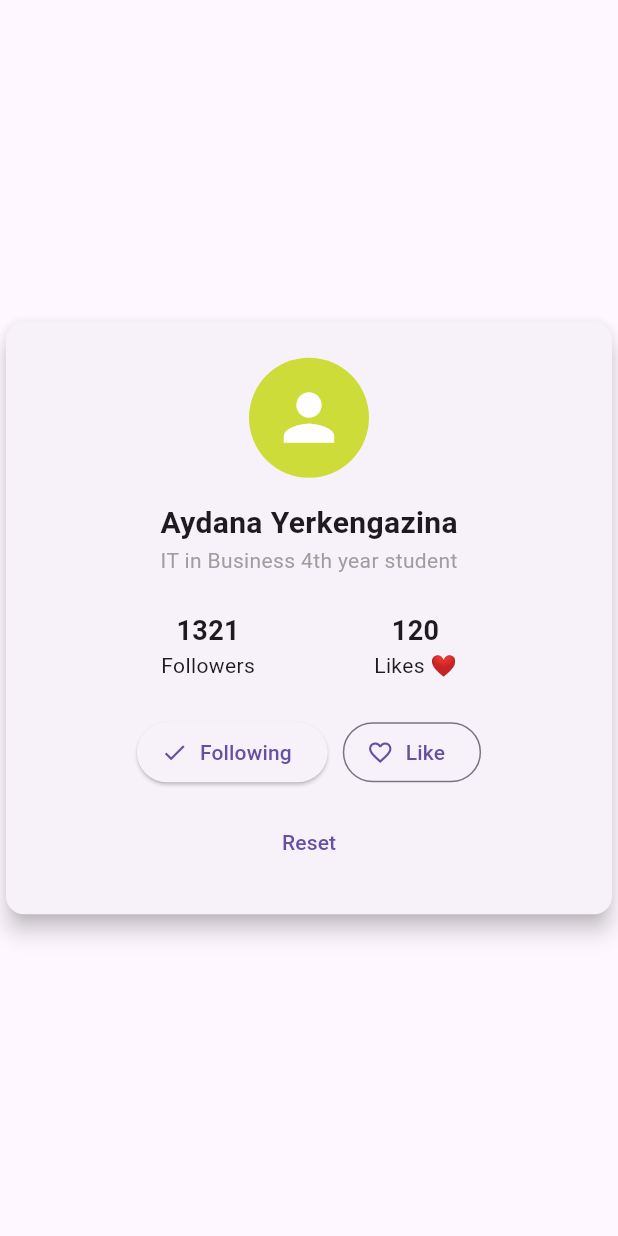
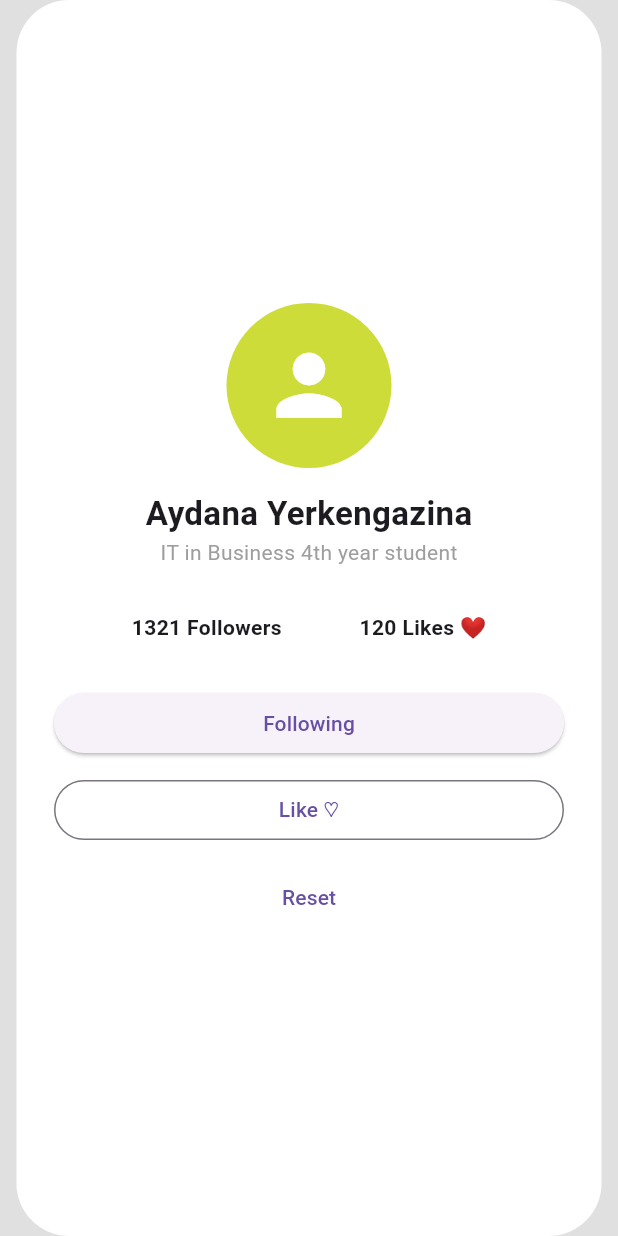
Before and after one commit to yerikken1/ios, a Flutter app: the screen it shows after launch, after a tap on "Follow", on a phone screen of 412 x 824 dp. Run offline on Flutter 3.47's test engine with Material 3 defaults, Android fonts, the phone set to English and light mode, and no system bars.

Commit message:
cw3modiledevice

```diff
--- a/business_app/lib/main.dart
+++ b/business_app/lib/main.dart
@@ -1,8 +1,6 @@
 import 'package:flutter/material.dart';
 
-void main() {
-  runApp(const BusinessApp());
-}
+void main() => runApp(const BusinessApp());
 
 class BusinessApp extends StatelessWidget {
   const BusinessApp({super.key});
@@ -11,52 +9,79 @@ class BusinessApp extends StatelessWidget {
   Widget build(BuildContext context) {
     return MaterialApp(
       debugShowCheckedModeBanner: false,
-      home: ProfileCardScreen(),
+      home: const ProfileCard(),
     );
   }
 }
 
-class ProfileCardScreen extends StatefulWidget {
-  const ProfileCardScreen({super.key});
+class ProfileCard extends StatefulWidget {
+  const ProfileCard({super.key});
 
   @override
-  State<ProfileCardScreen> createState() => _ProfileCardScreenState();
+  State<ProfileCard> createState() => _ProfileCardState();
 }
 
-class _ProfileCardScreenState extends State<ProfileCardScreen> {
-  bool _isFollowing = false;
-  bool _isLiked = false;
+class _ProfileCardState extends State<ProfileCard> {
+  bool following = false;
+  bool liked = false;
+  int followers = 1320;
+  int likes = 120;
 
-  int _followerCount = 1320;
-  int _likesCount = 120;
+  void follow() {
+    setState(() {
+      following = !following;
+      following ? followers++ : followers--;
+    });
+  }
+
+  void like() {
+    setState(() {
+      liked = !liked;
+      liked ? likes++ : likes--;
+    });
+  }
+
+  void reset() {
+    setState(() {
+      following = false;
+      liked = false;
+      followers = 1320;
+      likes = 120;
+    });
+  }
 
   @override
   Widget build(BuildContext context) {
     return Scaffold(
+      backgroundColor: Colors.grey[300],
       body: Center(
-        child: Card(
-          elevation: 6,
-          child: Padding(
-            padding: const EdgeInsets.all(24.0),
+        child: Container(
+          width: 390,
+          height: 844,
+          padding: const EdgeInsets.all(25),
+          decoration: BoxDecoration(
+            color: Colors.white,
+            borderRadius: BorderRadius.circular(35),
+          ),
           child: Column(
-              mainAxisSize: MainAxisSize.min,
+            mainAxisAlignment: MainAxisAlignment.center,
             children: [
               const CircleAvatar(
-                  radius: 40,
+                radius: 55,
                 backgroundColor: Colors.lime,
                 child: Icon(
                   Icons.person,
-                    size: 50,
+                  size: 65,
                   color: Colors.white,
                 ),
               ),
 
-                const SizedBox(height: 16),
+              const SizedBox(height: 15),
 
               const Text(
                 'Aydana Yerkengazina',
                 style: TextStyle(
-                    fontSize: 20,
+                  fontSize: 22,
                   fontWeight: FontWeight.bold,
                 ),
               ),
@@ -66,119 +91,60 @@ class _ProfileCardScreenState extends State<ProfileCardScreen> {
                 style: TextStyle(color: Colors.grey),
               ),
 
-                const SizedBox(height: 24),
+              const SizedBox(height: 30),
 
               Row(
                 mainAxisAlignment: MainAxisAlignment.spaceEvenly,
                 children: [
-                    Column(
-                      children: [
                   Text(
-                          '$_followerCount',
+                    '$followers Followers',
                     style: const TextStyle(
-                            fontSize: 18,
                       fontWeight: FontWeight.bold,
                     ),
                   ),
-                        const Text('Followers'),
-                      ],
-                    ),
-
-                    Column(
-                      children: [
                   Text(
-                          '$_likesCount',
+                    '$likes Likes ❤️',
                     style: const TextStyle(
-                            fontSize: 18,
                       fontWeight: FontWeight.bold,
-                          ),
-                        ),
-                        const Text('Likes ❤️'),
-                      ],
-                    ),
-                  ],
-                ),
-
-                const SizedBox(height: 24),
-
-                Row(
-                  mainAxisAlignment: MainAxisAlignment.center,
-                  children: [
-                    ElevatedButton.icon(
-                      onPressed: _toggleFollow,
-                      icon: Icon(
-                        _isFollowing
-                            ? Icons.check
-                            : Icons.person_add,
-                      ),
-                      label: Text(
-                        _isFollowing ? 'Following' : 'Follow',
-                      ),
-                    ),
-
-                    const SizedBox(width: 10),
-
-                    OutlinedButton.icon(
-                      onPressed: _toggleLike,
-                      icon: Icon(
-                        _isLiked
-                            ? Icons.favorite
-                            : Icons.favorite_border,
-                      ),
-                      label: Text(
-                        _isLiked ? 'Liked' : 'Like',
                     ),
                   ),
                 ],
               ),
 
-                const SizedBox(height: 12),
+              const SizedBox(height: 30),
+
+              SizedBox(
+                width: double.infinity,
+                child: ElevatedButton(
+                  onPressed: follow,
+                  child: Text(
+                    following ? 'Following' : 'Follow',
+                  ),
+                ),
+              ),
+
+              const SizedBox(height: 10),
+
+              SizedBox(
+                width: double.infinity,
+                child: OutlinedButton(
+                  onPressed: like,
+                  child: Text(
+                    liked ? 'Liked ❤️' : 'Like ♡',
+                  ),
+                ),
+              ),
+
+              const SizedBox(height: 10),
 
               TextButton(
-                  onPressed: _reset,
+                onPressed: reset,
                 child: const Text('Reset'),
               ),
             ],
           ),
         ),
       ),
-      ),
     );
   }
-
-  // Follow / Following
-  void _toggleFollow() {
-    setState(() {
-      _isFollowing = !_isFollowing;
-
-      if (_isFollowing) {
-        _followerCount++;
-      } else {
-        _followerCount--;
 }
-    });
-  }
-
-  // Like / Unlike
-  void _toggleLike() {
-    setState(() {
-      _isLiked = !_isLiked;
-
-      if (_isLiked) {
-        _likesCount++;
-      } else {
-        _likesCount--;
-      }
-    });
-  }
-
-  // Reset everything
-  void _reset() {
-    setState(() {
-      _isFollowing = false;
-      _isLiked = false;
-      _followerCount = 1320;
-      _likesCount = 120;
-    });
-  }
-}
```
Lines whose indentation alone changed are shown as unchanged.
